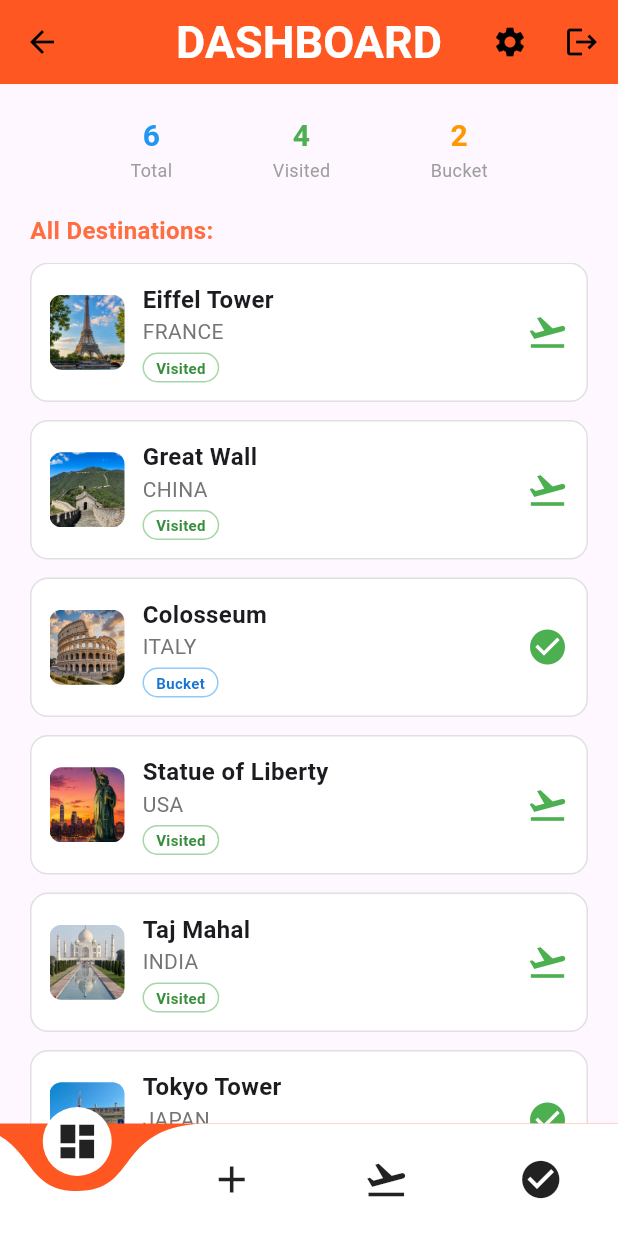
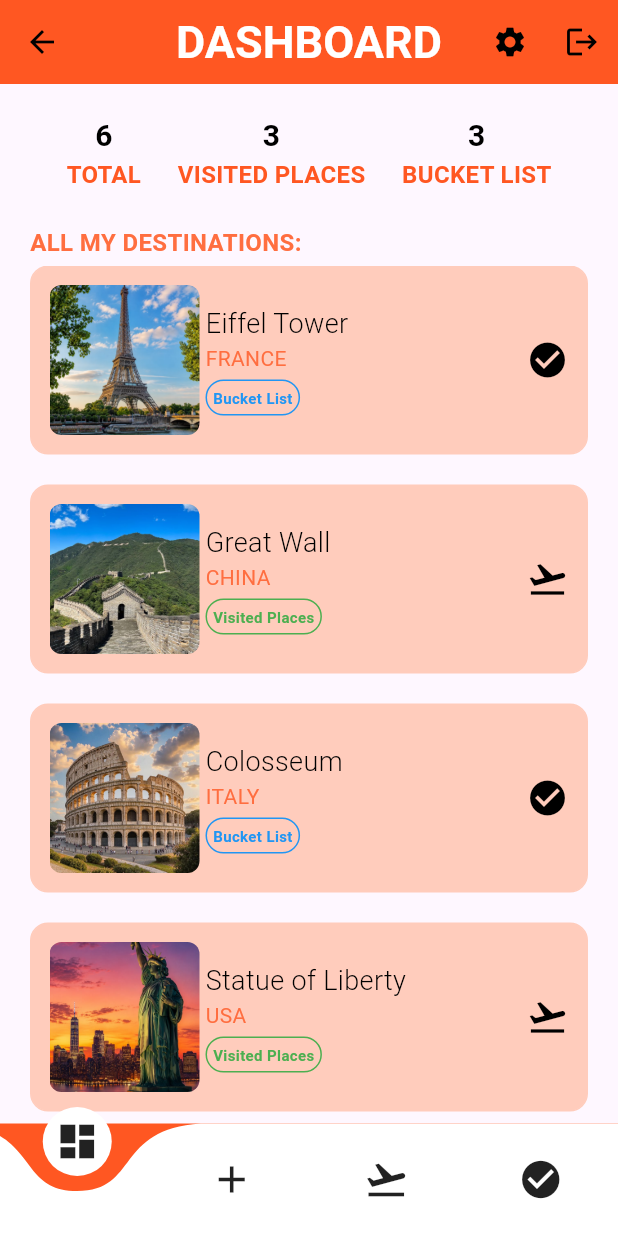
Before and after one commit to Hutheifanoor/TRAVEL-TRACKING-SYSTEM, a Flutter app: the screen it shows after launch, after a tap on "LOGIN", on a phone screen of 412 x 824 dp. Run offline on Flutter 3.47's test engine with Material 3 defaults, Android fonts, the phone set to English and light mode, and no system bars; drawn by our look-alikes of curved_navigation_bar; our stand-ins replace get.

Commit message:
Dashboard screen fully created

```diff
--- a/lib/views/dashboard.dart
+++ b/lib/views/dashboard.dart
@@ -16,7 +16,7 @@ class _DashboardState extends State<Dashboard> {
       "country": "FRANCE",
       "continent": "EUROPE",
       "countrycode": "FR",
-      "status": "Visited",
+      "status": "Bucket List",
       "image": "assets/eiffeltower.png",
     },
     {
@@ -24,7 +24,7 @@ class _DashboardState extends State<Dashboard> {
       "country": "CHINA",
       "continent": "ASIA",
       "countrycode": "CN",
-      "status": "Visited",
+      "status": "Visited Places",
       "image": "assets/greatwall.png",
     },
     {
@@ -32,7 +32,7 @@ class _DashboardState extends State<Dashboard> {
       "country": "ITALY",
       "continent": "EUROPE",
       "countrycode": "IT",
-      "status": "Bucket",
+      "status": "Bucket List",
       "image": "assets/colosseum.png",
     },
     {
@@ -40,7 +40,7 @@ class _DashboardState extends State<Dashboard> {
       "country": "USA",
       "continent": "NORTH AMERICA",
       "countrycode": "US",
-      "status": "Visited",
+      "status": "Visited Places",
       "image": "assets/statueofliberty.png",
     },
     {
@@ -48,7 +48,7 @@ class _DashboardState extends State<Dashboard> {
       "country": "INDIA",
       "continent": "ASIA",
       "countrycode": "IN",
-      "status": "Visited",
+      "status": "Visited Places",
       "image": "assets/tajmahal.png",
     },
     {
@@ -56,7 +56,7 @@ class _DashboardState extends State<Dashboard> {
       "country": "JAPAN",
       "continent": "ASIA",
       "countrycode": "JP",
-      "status": "Bucket",
+      "status": "Bucket List",
       "image": "assets/tokyotower.png",
     },
   ];
@@ -68,7 +68,7 @@ class _DashboardState extends State<Dashboard> {
     int bucketlistplaces = 0;
 
     for (var place in places) {
-      if (place['status'] == 'Visited') {
+      if (place['status'] == 'Visited Places') {
         visitedplaces++;
       } else {
         bucketlistplaces++;
@@ -109,12 +109,16 @@ class _DashboardState extends State<Dashboard> {
                       style: TextStyle(
                         fontSize: 20,
                         fontWeight: FontWeight.bold,
-                        color: Colors.blue,
+                        color: Colors.black,
                       ),
                     ),
                     Text(
-                      'Total',
-                      style: TextStyle(fontSize: 12, color: Colors.grey),
+                      'TOTAL',
+                      style: TextStyle(
+                        fontSize: 16,
+                        fontWeight: FontWeight.bold,
+                        color: Colors.deepOrange,
+                      ),
                     ),
                   ],
                 ),
@@ -125,12 +129,16 @@ class _DashboardState extends State<Dashboard> {
                       style: TextStyle(
                         fontSize: 20,
                         fontWeight: FontWeight.bold,
-                        color: Colors.green,
+                        color: Colors.black,
                       ),
                     ),
                     Text(
-                      'Visited',
-                      style: TextStyle(fontSize: 12, color: Colors.grey),
+                      'VISITED PLACES',
+                      style: TextStyle(
+                        fontSize: 16,
+                        fontWeight: FontWeight.bold,
+                        color: Colors.deepOrange,
+                      ),
                     ),
                   ],
                 ),
@@ -141,23 +149,26 @@ class _DashboardState extends State<Dashboard> {
                       style: TextStyle(
                         fontSize: 20,
                         fontWeight: FontWeight.bold,
-                        color: Colors.orange,
+                        color: Colors.black,
                       ),
                     ),
                     Text(
-                      'Bucket',
-                      style: TextStyle(fontSize: 12, color: Colors.grey),
+                      'BUCKET LIST',
+                      style: TextStyle(
+                        fontSize: 16,
+                        fontWeight: FontWeight.bold,
+                        color: Colors.deepOrange,
+                      ),
                     ),
                   ],
                 ),
               ],
             ),
 
-            SizedBox(height: 20),
+            SizedBox(height: 22),
 
-            // Section Title
             Text(
-              "All Destinations:",
+              "ALL MY DESTINATIONS:",
               style: TextStyle(
                 fontSize: 16,
                 fontWeight: FontWeight.bold,
@@ -165,21 +176,21 @@ class _DashboardState extends State<Dashboard> {
               ),
             ),
 
-            SizedBox(height: 10),
+            SizedBox(height: 4),
             Expanded(
               child: ListView.builder(
                 itemCount: places.length,
                 itemBuilder: (context, index) {
                   final place = places[index];
-                  bool isVisited = place['status'] == 'Visited';
+                  bool isVisited = place['status'] == 'Visited Places';
 
                   return Container(
-                    margin: EdgeInsets.only(bottom: 12),
+                    margin: EdgeInsets.only(bottom: 20),
                     padding: EdgeInsets.all(12),
                     decoration: BoxDecoration(
-                      color: Colors.white,
+                      color: Colors.deepOrange[100],
                       borderRadius: BorderRadius.circular(12),
-                      border: Border.all(color: Colors.grey.shade300),
+                      border: Border.all(color: Colors.deepOrange[100]!),
                     ),
                     child: Row(
                       children: [
@@ -187,12 +198,12 @@ class _DashboardState extends State<Dashboard> {
                           borderRadius: BorderRadius.circular(8),
                           child: Image.asset(
                             place['image']!,
-                            width: 50,
-                            height: 50,
+                            width: 100,
+                            height: 100,
                             fit: BoxFit.cover,
                           ),
                         ),
-                        SizedBox(width: 12),
+                        SizedBox(width: 4),
                         Expanded(
                           child: Column(
                             crossAxisAlignment: CrossAxisAlignment.start,
@@ -200,29 +211,30 @@ class _DashboardState extends State<Dashboard> {
                               Text(
                                 place['name'] ?? '',
                                 style: TextStyle(
-                                  fontSize: 16,
-                                  fontWeight: FontWeight.bold,
+                                  fontSize: 18,
+                                  fontWeight: FontWeight.w300,
+                                  color: Colors.black,
                                 ),
                               ),
                               Text(
                                 place['country'] ?? '',
                                 style: TextStyle(
                                   fontSize: 14,
-                                  color: Colors.grey.shade600,
+                                  color: Colors.deepOrangeAccent,
                                 ),
                               ),
                               SizedBox(height: 4),
                               Container(
                                 padding: EdgeInsets.symmetric(
-                                  horizontal: 8,
-                                  vertical: 2,
+                                  horizontal: 4,
+                                  vertical: 4,
                                 ),
                                 decoration: BoxDecoration(
                                   borderRadius: BorderRadius.circular(12),
                                   border: Border.all(
                                     color: isVisited
-                                        ? Colors.green.shade200
-                                        : Colors.blue.shade200,
+                                        ? Colors.green
+                                        : Colors.blue,
                                   ),
                                 ),
                                 child: Text(
@@ -230,8 +242,8 @@ class _DashboardState extends State<Dashboard> {
                                   style: TextStyle(
                                     fontSize: 10,
                                     color: isVisited
-                                        ? Colors.green.shade700
-                                        : Colors.blue.shade700,
+                                        ? Colors.green
+                                        : Colors.blue,
                                     fontWeight: FontWeight.bold,
                                   ),
                                 ),
@@ -242,13 +254,13 @@ class _DashboardState extends State<Dashboard> {
                         if (!isVisited)
                           Icon(
                             Icons.check_circle,
-                            color: Colors.green,
+                            color: Colors.black,
                             size: 28,
                           )
                         else
                           Icon(
                             Icons.flight_takeoff,
-                            color: Colors.green,
+                            color: Colors.black,
                             size: 28,
                           ),
                       ],
```
